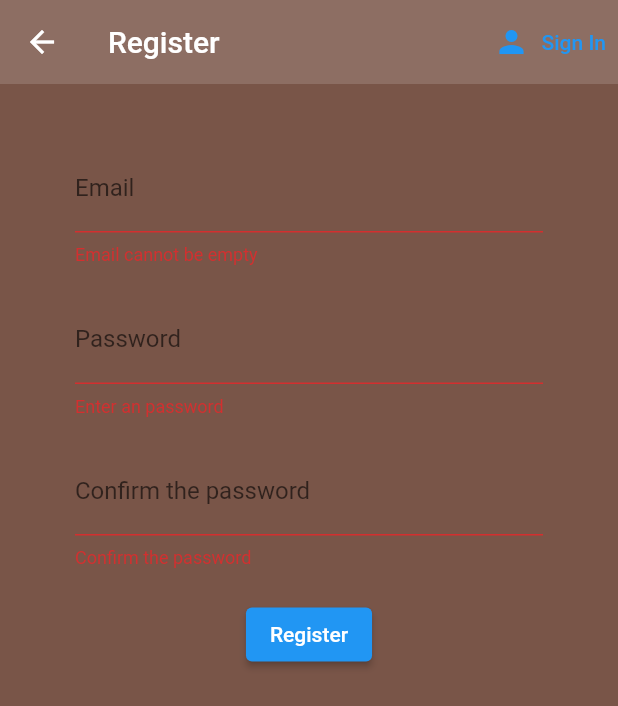
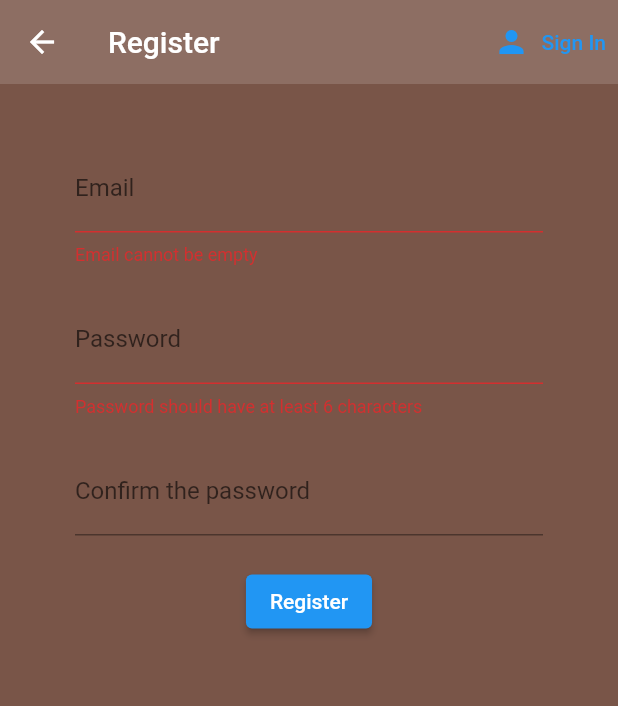
Before and after one commit to Misanea777/FlutterApp, a Flutter app: the Register screen opened directly with empty values, after a tap on "Register", on a phone screen of 412 x 824 dp. Shown: the top 706 px of the screen. Run offline on Flutter 3.47's test engine with Material 2 defaults, Android fonts, the phone set to English and light mode, and no system bars; our stand-ins replace firebase_auth, firebase_core, firebase_database, firebase_messaging, font_awesome_flutter, get_it and 2 more; missing offline and left inert: dart:ffi, flutter_facebook_auth, twitter_login; accounts and stored records are empty.

Commit message:
minor bug fixes

```diff
--- a/lib/screens/auth/register.dart
+++ b/lib/screens/auth/register.dart
@@ -1,6 +1,5 @@
+
 import 'package:flutter/material.dart';
-import 'package:get_it/get_it.dart';
-import 'package:my_app/data/user_dao.dart';
 import 'package:my_app/di/injection_container.dart';
 import 'package:my_app/services/auth_service.dart';
 import 'package:my_app/services/user_service.dart';
@@ -18,6 +17,7 @@ class _RegisterState extends State<Register> {
   final UserService _userService = sl.get<UserService>();
   final AuthService _auth = sl.get<AuthService>();
   final GlobalKey<FormState> _formKey = GlobalKey<FormState>();
+  final _passKey = GlobalKey<FormFieldState>();
 
 
   String email = '';
@@ -31,19 +31,19 @@ class _RegisterState extends State<Register> {
       appBar: AppBar(
         backgroundColor: Colors.brown[400],
         elevation: 0.0,
-        title: Text('Register'),
+        title: const Text('Register'),
         actions: [
           TextButton.icon(
               onPressed: () {
                 widget.toggleView();
               },
-              icon: Icon(Icons.person),
-              label: Text('Sign In')
+              icon: const Icon(Icons.person),
+              label: const Text('Sign In')
           )
         ],
       ),
       body: Container(
-          padding: EdgeInsets.symmetric(vertical: 20.0, horizontal: 50.0),
+          padding: const EdgeInsets.symmetric(vertical: 20.0, horizontal: 50.0),
           child: Form(
             key: _formKey,
             child: Column(
@@ -60,8 +60,9 @@ class _RegisterState extends State<Register> {
                 ),
                 const SizedBox(height: 20.0,),
                 TextFormField(
+                  key: _passKey,
                   decoration: const InputDecoration(labelText: 'Password'),
-                  validator: (val) => val!.isEmpty ? 'Enter an password' : null,
+                  validator: (password) => password!.length < 6 ? 'Password should have at least 6 characters' : null,
                   obscureText: true,
                   onChanged: (val) {
                     setState(() {
@@ -72,7 +73,10 @@ class _RegisterState extends State<Register> {
                 const SizedBox(height: 20.0,),
                 TextFormField(
                   decoration: const InputDecoration(labelText: 'Confirm the password'),
-                  validator: (val) => val!.isEmpty ? 'Confirm the password' : null,
+                  validator: (confirmation) {
+                    String password = _passKey.currentState?.value;
+                    return confirmation == password ? null : "Confirm Password should match password";
+                  },
                   obscureText: true,
                   onChanged: (val) {
 
@@ -93,15 +97,15 @@ class _RegisterState extends State<Register> {
                         }
                       }
                     },
-                    child: Text(
+                    child: const Text(
                       'Register',
                       style: TextStyle(color: Colors.white),
                     )
                 ),
-                SizedBox(height: 12.0,),
+                const SizedBox(height: 12.0,),
                 Text(
                   err,
-                  style: TextStyle(color: Colors.red, fontSize: 14.0),
+                  style: const TextStyle(color: Colors.red, fontSize: 14.0),
                 )
               ],
             ),
```
Also changed, not shown: lib/main.dart (+8 -4 lines).
